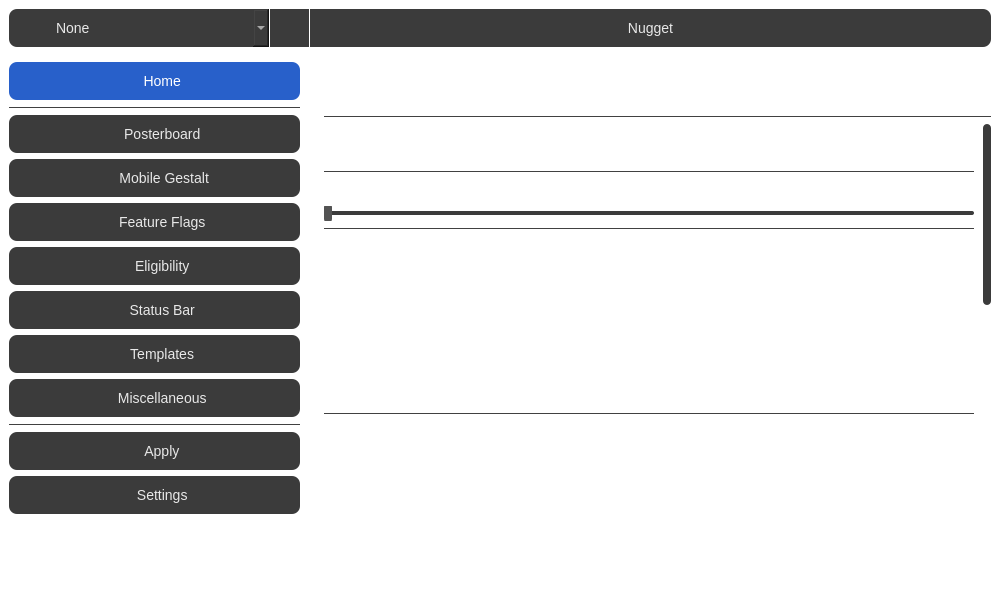
The window that qt/mainwindow.ui (leminlimez/Nugget) describes before a commit, drawn with Qt 5.
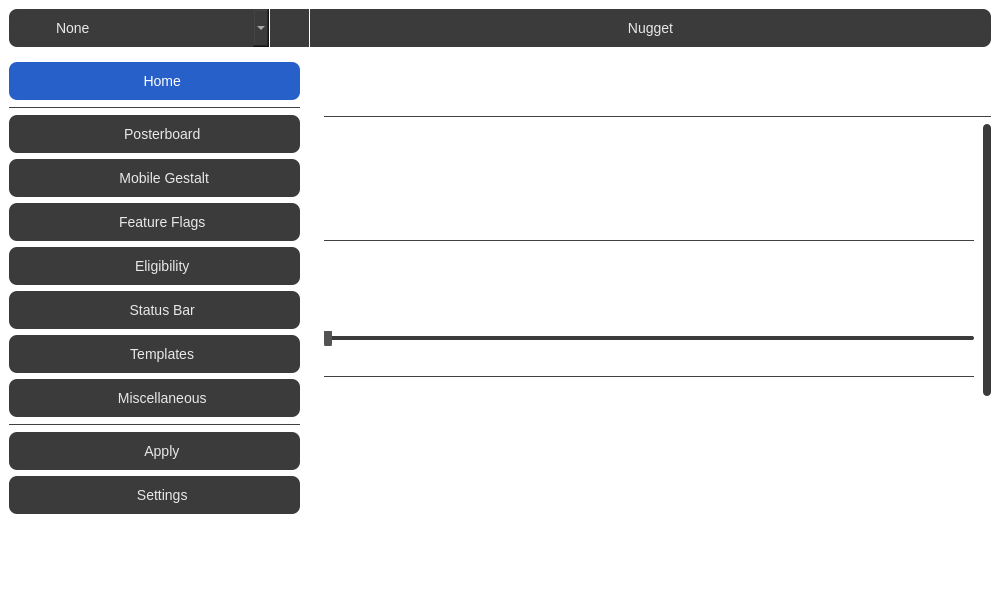
The same window after the commit. The open tabs and pages were chosen to show the change. Icons and pictures are not drawn.

Commit message: adaptive scroll area size for sb + internal

The edit to the form file:
```diff
--- a/qt/mainwindow.ui
+++ b/qt/mainwindow.ui
@@ -5291,19 +5291,19 @@
                    <x>0</x>
                    <y>0</y>
                    <width>650</width>
-                   <height>1200</height>
-                  </rect>
-                 </property>
-                 <property name="sizePolicy">
-                  <sizepolicy hsizetype="Preferred" vsizetype="Expanding">
-                   <horstretch>0</horstretch>
-                   <verstretch>0</verstretch>
-                  </sizepolicy>
-                 </property>
-                 <property name="minimumSize">
-                  <size>
-                   <width>650</width>
                    <height>800</height>
+                  </rect>
+                 </property>
+                 <property name="sizePolicy">
+                  <sizepolicy hsizetype="Preferred" vsizetype="Expanding">
+                   <horstretch>0</horstretch>
+                   <verstretch>0</verstretch>
+                  </sizepolicy>
+                 </property>
+                 <property name="minimumSize">
+                  <size>
+                   <width>650</width>
+                   <height>500</height>
                   </size>
                  </property>
                  <property name="maximumSize">
@@ -5351,6 +5351,12 @@
                      </property>
                      <item>
                       <widget class="QLabel" name="footnoteLbl">
+                       <property name="sizePolicy">
+                        <sizepolicy hsizetype="Preferred" vsizetype="Fixed">
+                         <horstretch>0</horstretch>
+                         <verstretch>0</verstretch>
+                        </sizepolicy>
+                       </property>
                        <property name="text">
                         <string>Lock Screen Footnote Text</string>
                        </property>
@@ -5379,12 +5385,28 @@
                       </widget>
                      </item>
                      <item>
+                      <widget class="QWidget" name="autoLockLbl" native="true">
+                       <property name="sizePolicy">
+                        <sizepolicy hsizetype="Preferred" vsizetype="Fixed">
+                         <horstretch>0</horstretch>
+                         <verstretch>0</verstretch>
+                        </sizepolicy>
+                       </property>
                       <layout class="QHBoxLayout" name="horizontalLayout_16">
+                        <property name="sizeConstraint">
+                         <enum>QLayout::SetDefaultConstraint</enum>
+                        </property>
                        <property name="bottomMargin">
-                        <number>0</number>
+                         <number>1</number>
                        </property>
                        <item>
                         <widget class="QLabel" name="lockScreenAutoLockLabel">
+                          <property name="sizePolicy">
+                           <sizepolicy hsizetype="Preferred" vsizetype="Fixed">
+                            <horstretch>0</horstretch>
+                            <verstretch>0</verstretch>
+                           </sizepolicy>
+                          </property>
                          <property name="text">
                           <string>Auto‑Lock (Lock Screen)</string>
                          </property>
@@ -5405,12 +5427,19 @@
                        </item>
                        <item>
                         <widget class="QLabel" name="lockScreenAutoLockValueLabel">
+                          <property name="sizePolicy">
+                           <sizepolicy hsizetype="Preferred" vsizetype="Fixed">
+                            <horstretch>0</horstretch>
+                            <verstretch>0</verstretch>
+                           </sizepolicy>
+                          </property>
                          <property name="text">
                           <string notr="true">5s</string>
                          </property>
                         </widget>
                        </item>
                       </layout>
+                      </widget>
                      </item>
                      <item>
                       <widget class="QSlider" name="lockScreenAutoLockSlider">
@@ -5811,19 +5840,6 @@
                        </layout>
                       </widget>
                      </item>
-                     <item>
-                      <spacer name="verticalSpacer_5">
-                       <property name="orientation">
-                        <enum>Qt::Vertical</enum>
-                       </property>
-                       <property name="sizeHint" stdset="0">
-                        <size>
-                         <width>20</width>
-                         <height>40</height>
-                        </size>
-                       </property>
-                      </spacer>
-                     </item>
                     </layout>
                    </widget>
                   </item>
@@ -6001,7 +6017,7 @@
                  <property name="minimumSize">
                   <size>
                    <width>650</width>
-                   <height>1100</height>
+                   <height>900</height>
                   </size>
                  </property>
                  <property name="maximumSize">
```
Lines whose indentation alone changed are shown as unchanged. The commit also changes 2 other files.
